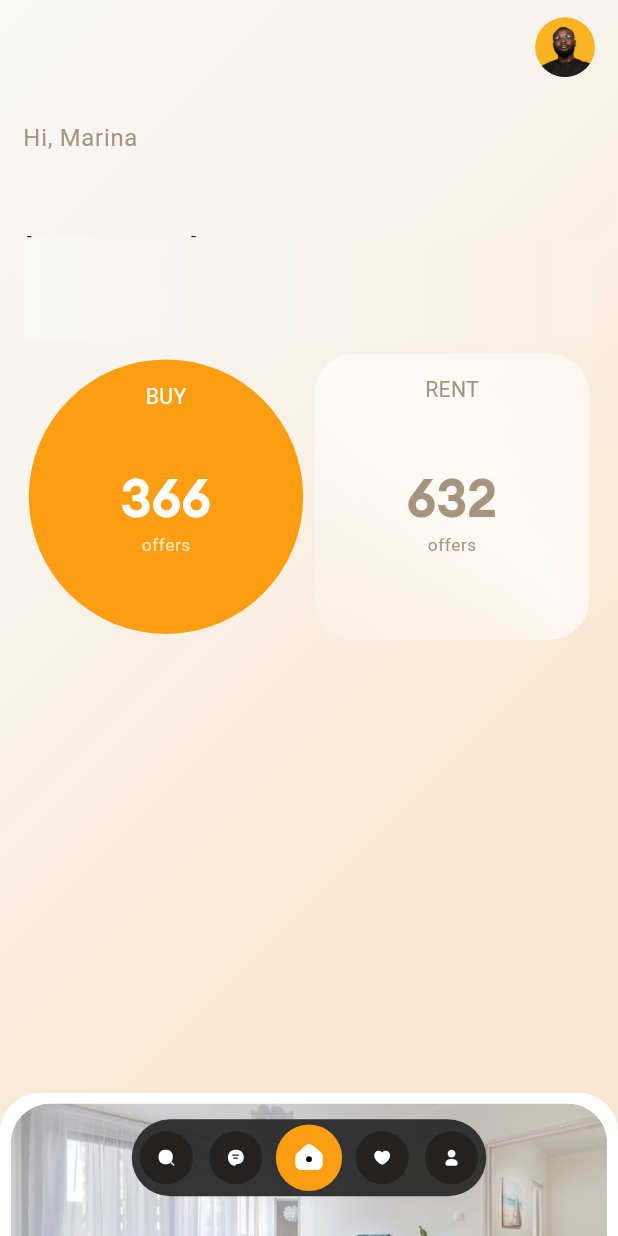
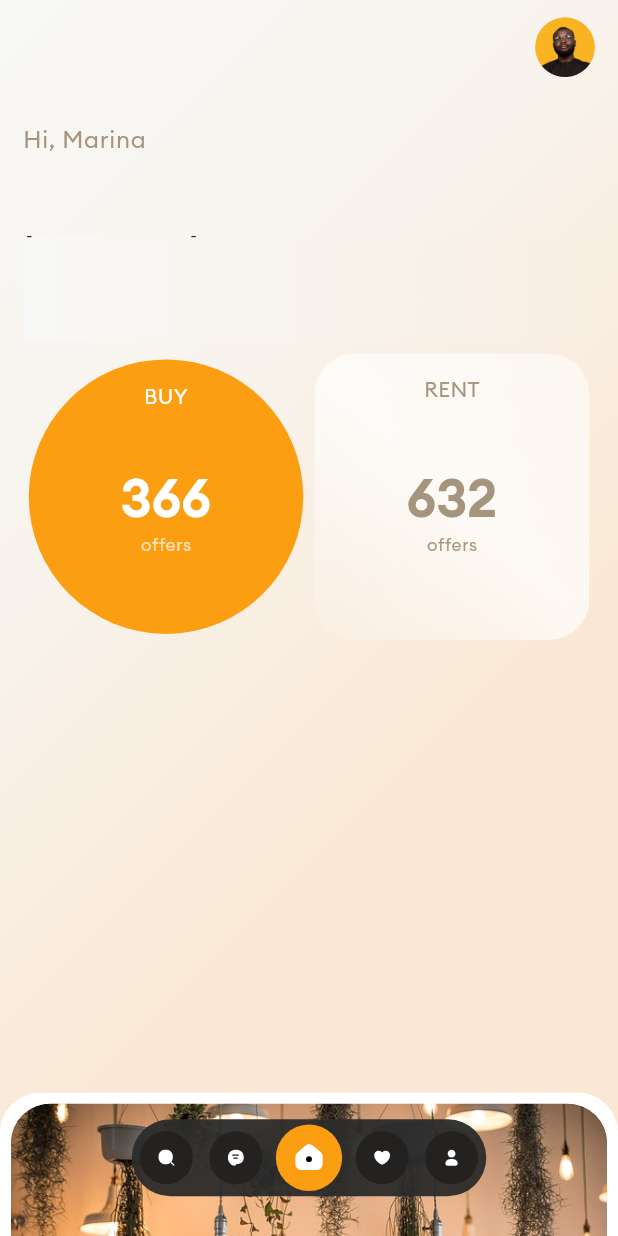
Before and after one commit to oghenekparobor/moniepoint_test, a Flutter app: the first screen one second after launch, on a phone screen of 412 x 824 dp. Run offline on Flutter 3.47's test engine with Material 3 defaults, Android fonts, the light colour scheme and no system bars; our stand-ins replace animate_do, flutter_riverpod, flutter_screenutil, flutter_svg, glass, go_router and 2 more; generated files the repository leaves out were written again.

Commit message:
fix: dart fix applied

```diff
--- a/lib/core/theme/theme.dart
+++ b/lib/core/theme/theme.dart
@@ -12,22 +12,27 @@ ThemeData theme(BuildContext context) => ThemeData(
         displayMedium: TextStyle(
           color: const Color(0xFF232220),
           fontSize: 36.sp,
+          fontFamily: 'Euclid',
         ),
         displaySmall: TextStyle(
           color: const Color(0xFF232220),
           fontSize: 28.sp,
+          fontFamily: 'Euclid',
         ),
         bodyLarge: TextStyle(
           color: const Color(0xFF232220),
           fontSize: 18.sp,
+          fontFamily: 'Euclid',
         ),
         bodyMedium: TextStyle(
           color: const Color(0xFF232220),
           fontSize: 16.sp,
+          fontFamily: 'Euclid',
         ),
         bodySmall: TextStyle(
           color: const Color(0xFF232220),
           fontSize: 13.sp,
+          fontFamily: 'Euclid',
         ),
       ),
       primaryColor: const Color(0xFF232220),
--- a/lib/presentation/notifier/app.notifier.dart
+++ b/lib/presentation/notifier/app.notifier.dart
@@ -1,4 +1,3 @@
-import 'dart:math';
 
 import 'package:flutter/material.dart';
 import 'package:moniepoint_test/core/app_strings.dart';
@@ -35,7 +34,7 @@ class AppNotifier extends _$AppNotifier with ChangeNotifier {
   ];
 
   List<String> get images {
-    allImages.shuffle(Random());
+    // allImages.shuffle(Random());
 
     return allImages.take(4).toList();
   }
--- a/lib/presentation/pages/dashboard.dart
+++ b/lib/presentation/pages/dashboard.dart
@@ -1,4 +1,3 @@
-import 'package:flutter/cupertino.dart';
 import 'package:flutter/material.dart';
 import 'package:flutter_riverpod/flutter_riverpod.dart';
 import 'package:moniepoint_test/core/app_strings.dart';
--- a/pubspec.yaml
+++ b/pubspec.yaml
@@ -42,9 +42,7 @@ dependencies:
   animate_do: ^3.3.4
   rxdart: ^0.27.7
   glass: ^2.0.0+1
-  flutter_animate: ^4.5.0
   flutter_staggered_grid_view: ^0.7.0
-  animated_text_kit: ^4.2.2
   flutter_svg: ^2.0.10+1
 
 dev_dependencies:
```
Also changed, not shown: pubspec.lock.
